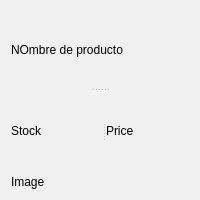
Above: item.ui from joaquin22/MyStoreQT before the change. Below: the same form after it.
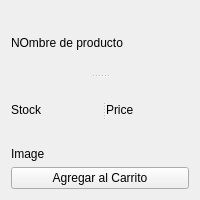
That is the form after the change.

What changed in the file:
```diff
--- a/item.ui
+++ b/item.ui
@@ -82,6 +82,13 @@
      </item>
     </layout>
    </item>
+   <item row="1" column="0">
+    <widget class="QPushButton" name="pushButton">
+     <property name="text">
+      <string>Agregar al Carrito</string>
+     </property>
+    </widget>
+   </item>
   </layout>
  </widget>
  <resources/>
```
